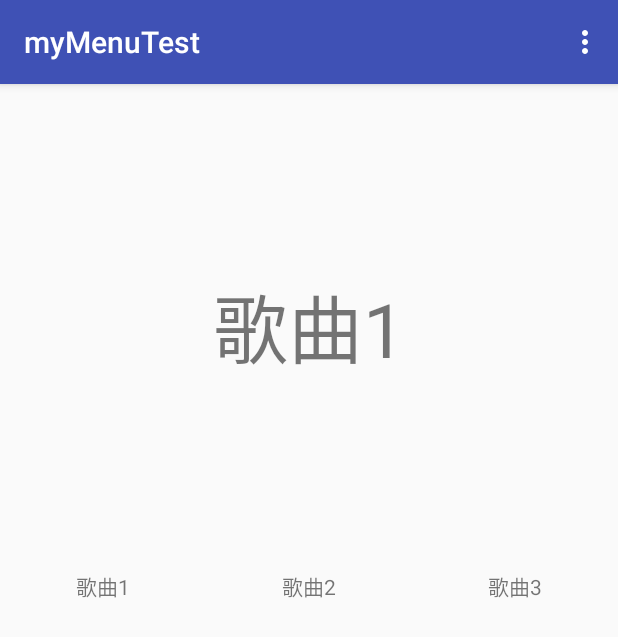
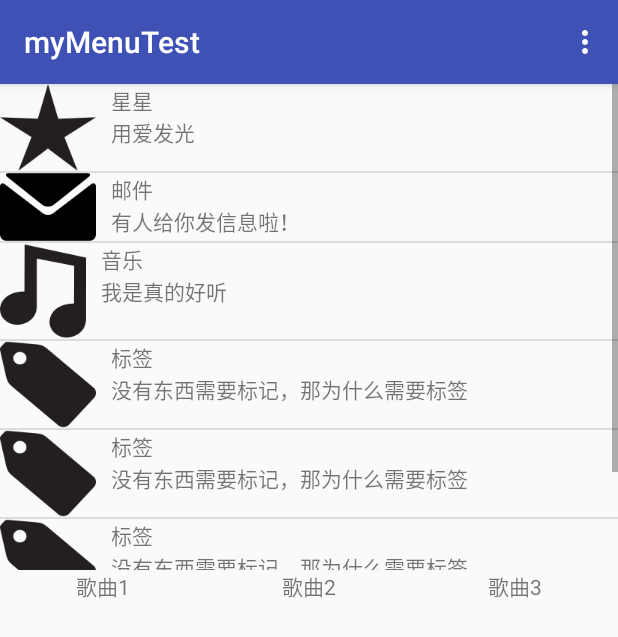
Before and after one commit to zyc2621854/myMenuTest, an Android app: the Chat screen opened directly, with no data from a screen before it, on a phone screen of 412 x 824 dp. Shown: the top 637 px of the screen. Run offline under Robolectric (Android 15) with nearby library versions, the phone set to English and light mode, and no system bars; 1 statement that could not run was skipped.

Commit message:
添加了listview控件

```diff
--- /dev/null
+++ b/app/src/main/java/android/kanzz/com/mymenutest/Adapter/ContactsAdapter.java
@@ -0,0 +1,34 @@
+package android.kanzz.com.mymenutest.Adapter;
+
+import android.content.Context;
+import android.kanzz.com.mymenutest.Entity.Contacts;
+import android.kanzz.com.mymenutest.R;
+import android.view.LayoutInflater;
+import android.view.View;
+import android.view.ViewGroup;
+import android.widget.ArrayAdapter;
+import android.widget.ImageView;
+import android.widget.TextView;
+
+import java.util.List;
+
+public class ContactsAdapter extends ArrayAdapter{
+    private int resourceId;
+    public ContactsAdapter(Context context, int textViewResourceId, List<Contacts> objects){
+        super(context,textViewResourceId,objects);
+        resourceId=textViewResourceId;
+    }
+
+    @Override
+    public View getView(int position,View convertView,ViewGroup parent){
+        Contacts contacts=(Contacts)getItem(position);
+        View view= LayoutInflater.from(getContext()).inflate(resourceId,parent,false);
+        ImageView contactsImage=(ImageView) view.findViewById(R.id.contacts_image);
+        TextView contactsName=(TextView) view.findViewById(R.id.contacts_name);
+        TextView contactsMessage=(TextView) view.findViewById(R.id.contacts_message);
+        contactsImage.setImageResource(contacts.getImageId());
+        contactsName.setText(contacts.getName());
+        contactsMessage.setText(contacts.getMessage());
+        return view;
+    }
+}
--- /dev/null
+++ b/app/src/main/java/android/kanzz/com/mymenutest/Entity/Contacts.java
@@ -0,0 +1,36 @@
+package android.kanzz.com.mymenutest.Entity;
+
+public class Contacts {
+    private String name;
+    private String message;
+    private int imageId;
+
+    public Contacts(String name,String message,int imageId){
+        this.name=name;
+        this.message=message;
+        this.imageId=imageId;
+    }
+    public String getName() {
+        return name;
+    }
+
+    public void setName(String name) {
+        this.name = name;
+    }
+
+    public String getMessage() {
+        return message;
+    }
+
+    public void setMessage(String message) {
+        this.message = message;
+    }
+
+    public int getImageId() {
+        return imageId;
+    }
+
+    public void setImageId(int imageId) {
+        this.imageId = imageId;
+    }
+}
--- a/app/src/main/java/android/kanzz/com/mymenutest/Fragement/Chat.java
+++ b/app/src/main/java/android/kanzz/com/mymenutest/Fragement/Chat.java
@@ -1,6 +1,8 @@
 package android.kanzz.com.mymenutest.Fragement;
 
 import android.content.Context;
+import android.kanzz.com.mymenutest.Adapter.ContactsAdapter;
+import android.kanzz.com.mymenutest.Entity.Contacts;
 import android.kanzz.com.mymenutest.R;
 import android.net.Uri;
 import android.os.Bundle;
@@ -9,16 +11,51 @@ import android.support.v4.app.Fragment;
 import android.view.LayoutInflater;
 import android.view.View;
 import android.view.ViewGroup;
+import android.widget.ListView;
 import android.widget.TextView;
+
+import java.util.ArrayList;
+import java.util.List;
 
 public class Chat extends Fragment {
     View mView;
+    private List<Contacts> mContactsList=new ArrayList<Contacts>();
+    private ListView mListView;
+    private ContactsAdapter adapter;
+
+    @Override
+    public void onAttach(Context context){
+        super.onAttach(context);
+        initContacts();
+        adapter=new ContactsAdapter(context,R.layout.contacts_item,mContactsList);
+
+    }
+
     @Nullable
     @Override
     public View onCreateView(LayoutInflater inflater,@Nullable ViewGroup container,@Nullable Bundle savedInstanceState){
         if(mView==null){
             mView=inflater.inflate(R.layout.fragment_chat,null);
+            mListView=mView.findViewById(R.id.list_view);
+            mListView.setAdapter(adapter);
         }
         return mView;
     }
+
+    private void initContacts(){
+       Contacts contacts1=new Contacts("星星","用爱发光",R.drawable.blackstar);
+        mContactsList.add(contacts1);
+        Contacts contacts2=new Contacts("邮件","有人给你发信息啦！",R.drawable.blackmail);
+        mContactsList.add(contacts2);
+        Contacts contacts4=new Contacts("音乐","我是真的好听",R.drawable.blackmusic);
+        mContactsList.add(contacts4);
+        Contacts contacts5=new Contacts("标签","没有东西需要标记，那为什么需要标签",R.drawable.blacktag);
+        mContactsList.add(contacts5);
+        Contacts contacts6=new Contacts("标签","没有东西需要标记，那为什么需要标签",R.drawable.blacktag);
+        mContactsList.add(contacts6);
+        Contacts contacts7=new Contacts("标签","没有东西需要标记，那为什么需要标签",R.drawable.blacktag);
+        mContactsList.add(contacts7);
+        Contacts contacts8=new Contacts("标签","没有东西需要标记，那为什么需要标签",R.drawable.blacktag);
+        mContactsList.add(contacts8);
+    }
 }
--- /dev/null
+++ b/app/src/main/res/layout/contacts_item.xml
@@ -0,0 +1,28 @@
+<?xml version="1.0" encoding="utf-8"?>
+<LinearLayout xmlns:android="http://schemas.android.com/apk/res/android"
+    android:layout_width="match_parent"
+    android:layout_height="wrap_content"
+    android:orientation="horizontal">
+    <ImageView
+        android:id="@+id/contacts_image"
+        android:layout_width="wrap_content"
+        android:layout_height="wrap_content" />
+    <LinearLayout
+        android:layout_width="wrap_content"
+        android:layout_height="wrap_content"
+        android:orientation="vertical">
+        <TextView
+            android:id="@+id/contacts_name"
+            android:layout_width="wrap_content"
+            android:layout_height="wrap_content"
+            android:gravity="top"
+            android:layout_marginLeft="10dp"/>
+        <TextView
+            android:id="@+id/contacts_message"
+            android:layout_width="wrap_content"
+            android:layout_height="wrap_content"
+            android:gravity="bottom"
+            android:layout_marginLeft="10dp"/>
+    </LinearLayout>
+
+</LinearLayout>
--- a/app/src/main/res/layout/fragment_chat.xml
+++ b/app/src/main/res/layout/fragment_chat.xml
@@ -8,12 +8,11 @@
     <RelativeLayout
         android:layout_width="match_parent"
         android:layout_height="match_parent">
-        <TextView
-            android:layout_centerInParent="true"
-            android:layout_width="wrap_content"
-            android:layout_height="wrap_content"
-            android:textSize="50dp"
-            android:text="歌曲1" />
+        <ListView
+            android:layout_width="match_parent"
+            android:layout_height="match_parent"
+            android:id="@+id/list_view">
+        </ListView>
     </RelativeLayout>
 
 
```
Also changed, not shown: app/src/main/java/android/kanzz/com/mymenutest/RegisterActivity.java (line endings or trailing spaces), app/src/main/res/drawable-xhdpi/blackbrain.png (added), app/src/main/res/drawable-xhdpi/blackmail.png (added), app/src/main/res/drawable-xhdpi/blackmonster.png (added), app/src/main/res/drawable-xhdpi/blackmusic.png (added), app/src/main/res/drawable-xhdpi/blackpillow.png (added), app/src/main/res/drawable-xhdpi/blackstar.png (added), app/src/main/res/drawable-xhdpi/blacktag.png (added).
